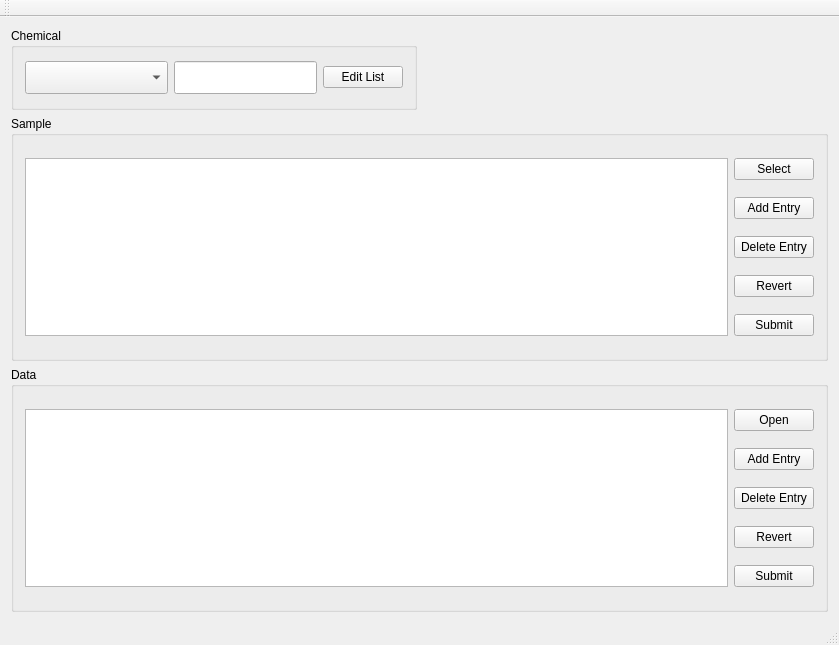
Before: the Qt Designer form mainwindow.ui in TripletESR/SampleDatabase, drawn with Qt 5.
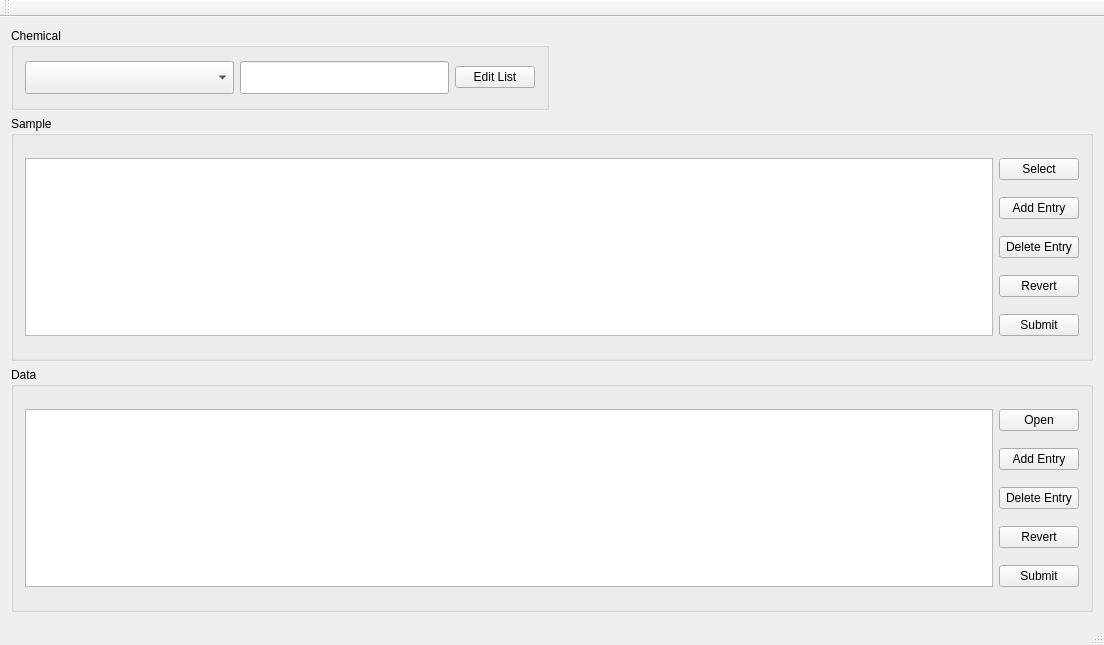
After: the same form once the commit is applied.

What changed in the file:
```diff
--- a/mainwindow.ui
+++ b/mainwindow.ui
@@ -6,7 +6,7 @@
    <rect>
     <x>0</x>
     <y>0</y>
-    <width>839</width>
+    <width>1104</width>
     <height>645</height>
    </rect>
   </property>
```
Left out of the diff: 4 changed lines with no effect on the pictures.
